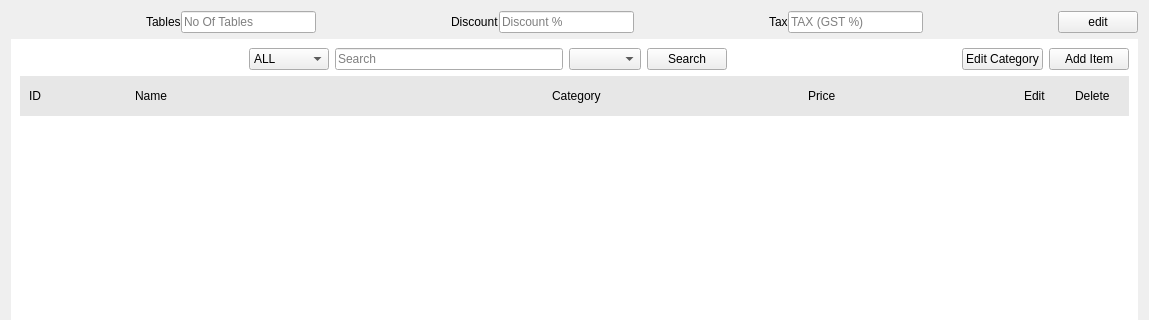
Above: menu/admin/adminwidget.ui from Anmol-A-jain/Dyner before the change; both pictures show x 0 to 1149 and y 0 to 320 of the 1149 by 775 pixel window. Below: the same form after it.
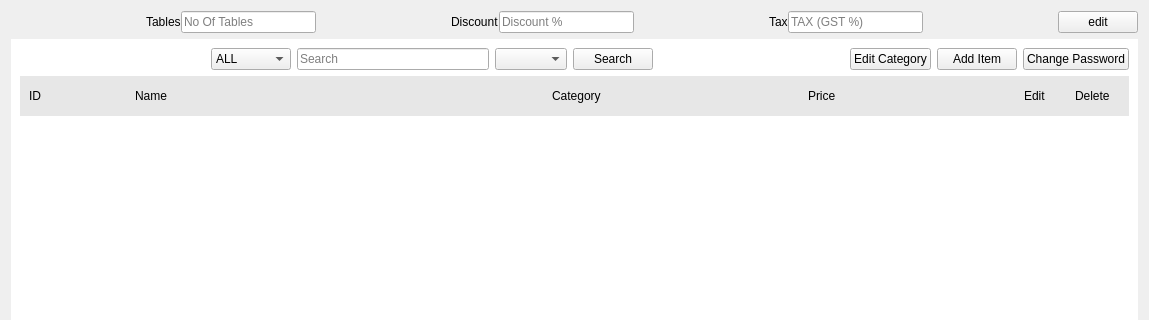
That is the form after the change.

What changed in the file:
```diff
--- a/menu/admin/adminwidget.ui
+++ b/menu/admin/adminwidget.ui
@@ -262,6 +262,13 @@
             </property>
            </widget>
           </item>
+          <item>
+           <widget class="QPushButton" name="btnPassword">
+            <property name="text">
+             <string>Change Password</string>
+            </property>
+           </widget>
+          </item>
          </layout>
         </item>
         <item>
```
Left out of the diff: 2 changed lines with no effect on the pictures.
